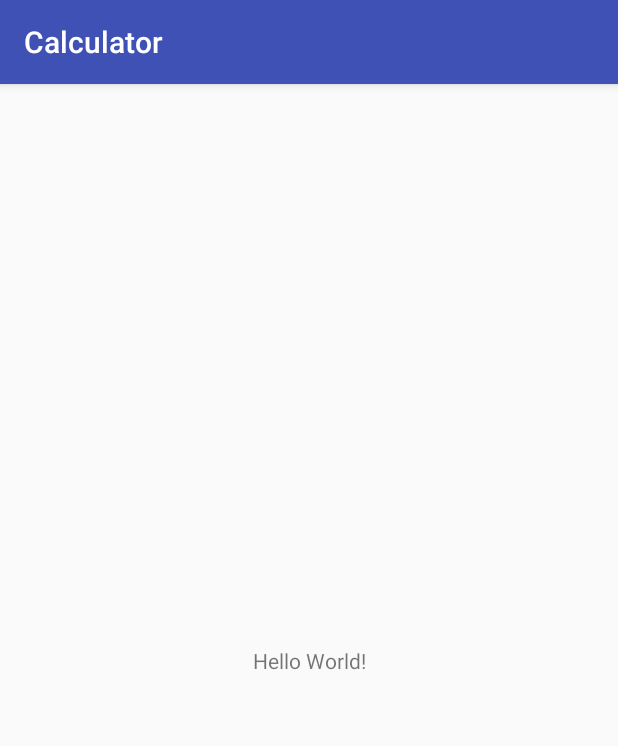
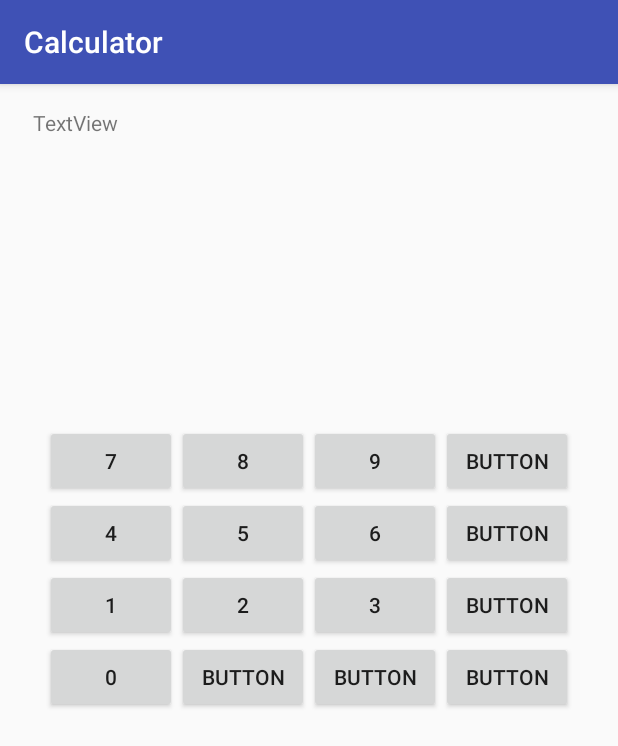
Before and after one commit to tomocy/calculator, an Android app: the screen it shows after launch (MainActivity), on a phone screen of 412 x 824 dp. Shown: the top 746 px of the screen. Run offline under Robolectric (Android 15) with nearby library versions, the phone set to English and light mode, and no system bars.

Commit message:
[add] basic layout

```diff
--- a/app/src/main/res/layout/activity_main.xml
+++ b/app/src/main/res/layout/activity_main.xml
@@ -6,13 +6,160 @@
     android:layout_height="match_parent"
     tools:context=".MainActivity">
 
-    <TextView
-        android:layout_width="wrap_content"
-        android:layout_height="wrap_content"
-        android:text="Hello World!"
+    <LinearLayout
+        android:id="@+id/linearLayout"
+        android:layout_width="368dp"
+        android:layout_height="62dp"
+        android:layout_marginTop="16dp"
+        android:orientation="vertical"
+        app:layout_constraintEnd_toEndOf="parent"
+        app:layout_constraintStart_toStartOf="parent"
+        app:layout_constraintTop_toTopOf="parent">
+
+        <TextView
+            android:id="@+id/dispTextView"
+            android:layout_width="match_parent"
+            android:layout_height="match_parent"
+            android:text="TextView" />
+    </LinearLayout>
+
+    <LinearLayout
+        android:layout_width="368dp"
+        android:layout_height="384dp"
+        android:layout_marginBottom="16dp"
+        android:layout_marginTop="8dp"
+        android:orientation="vertical"
         app:layout_constraintBottom_toBottomOf="parent"
-        app:layout_constraintLeft_toLeftOf="parent"
-        app:layout_constraintRight_toRightOf="parent"
-        app:layout_constraintTop_toTopOf="parent" />
+        app:layout_constraintEnd_toEndOf="parent"
+        app:layout_constraintStart_toStartOf="parent"
+        app:layout_constraintTop_toBottomOf="@+id/linearLayout">
 
+        <TableLayout
+            android:layout_width="match_parent"
+            android:layout_height="match_parent">
+
+            <TableRow
+                android:layout_width="match_parent"
+                android:layout_height="match_parent"
+                android:gravity="center_horizontal">
+
+                <Button
+                    android:id="@+id/num7Btn"
+                    android:layout_width="wrap_content"
+                    android:layout_height="wrap_content"
+                    android:onClick="onClickButton"
+                    android:text="7" />
+
+                <Button
+                    android:id="@+id/num8Btn"
+                    android:layout_width="wrap_content"
+                    android:layout_height="wrap_content"
+                    android:text="8" />
+
+                <Button
+                    android:id="@+id/num9Btn"
+                    android:layout_width="wrap_content"
+                    android:layout_height="wrap_content"
+                    android:text="9" />
+
+                <Button
+                    android:id="@+id/button4"
+                    android:layout_width="wrap_content"
+                    android:layout_height="wrap_content"
+                    android:text="Button" />
+            </TableRow>
+
+            <TableRow
+                android:layout_width="match_parent"
+                android:layout_height="match_parent"
+                android:gravity="center_vertical|center_horizontal">
+
+                <Button
+                    android:id="@+id/num4Btn"
+                    android:layout_width="wrap_content"
+                    android:layout_height="wrap_content"
+                    android:text="4" />
+
+                <Button
+                    android:id="@+id/num5Btn"
+                    android:layout_width="wrap_content"
+                    android:layout_height="wrap_content"
+                    android:text="5" />
+
+                <Button
+                    android:id="@+id/num6Btn"
+                    android:layout_width="wrap_content"
+                    android:layout_height="wrap_content"
+                    android:text="6" />
+
+                <Button
+                    android:id="@+id/button8"
+                    android:layout_width="wrap_content"
+                    android:layout_height="wrap_content"
+                    android:text="Button" />
+            </TableRow>
+
+            <TableRow
+                android:layout_width="match_parent"
+                android:layout_height="match_parent"
+                android:gravity="center_vertical|center_horizontal">
+
+                <Button
+                    android:id="@+id/num1Btn"
+                    android:layout_width="wrap_content"
+                    android:layout_height="wrap_content"
+                    android:text="1" />
+
+                <Button
+                    android:id="@+id/num2Btn"
+                    android:layout_width="wrap_content"
+                    android:layout_height="wrap_content"
+                    android:text="2" />
+
+                <Button
+                    android:id="@+id/num3Btn"
+                    android:layout_width="wrap_content"
+                    android:layout_height="wrap_content"
+                    android:text="3" />
+
+                <Button
+                    android:id="@+id/button12"
+                    android:layout_width="wrap_content"
+                    android:layout_height="wrap_content"
+                    android:text="Button" />
+            </TableRow>
+
+            <TableRow
+                android:layout_width="match_parent"
+                android:layout_height="match_parent"
+                android:gravity="center_vertical|center_horizontal">
+
+                <Button
+                    android:id="@+id/num0Btn"
+                    android:layout_width="wrap_content"
+                    android:layout_height="wrap_content"
+                    android:text="0" />
+
+                <Button
+                    android:id="@+id/button14"
+                    android:layout_width="wrap_content"
+                    android:layout_height="wrap_content"
+                    android:text="Button" />
+
+                <Button
+                    android:id="@+id/button15"
+                    android:layout_width="wrap_content"
+                    android:layout_height="wrap_content"
+                    android:text="Button" />
+
+                <Button
+                    android:id="@+id/button16"
+                    android:layout_width="wrap_content"
+                    android:layout_height="wrap_content"
+                    android:text="Button" />
+            </TableRow>
+
+        </TableLayout>
+
+    </LinearLayout>
 </android.support.constraint.ConstraintLayout>
```
